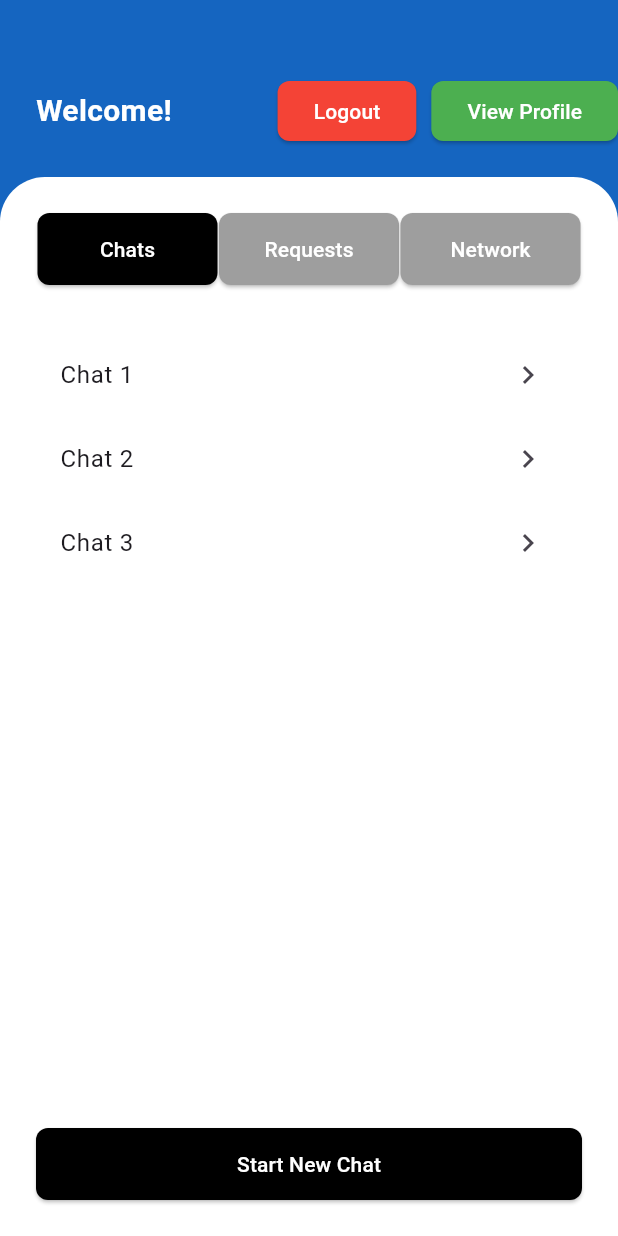
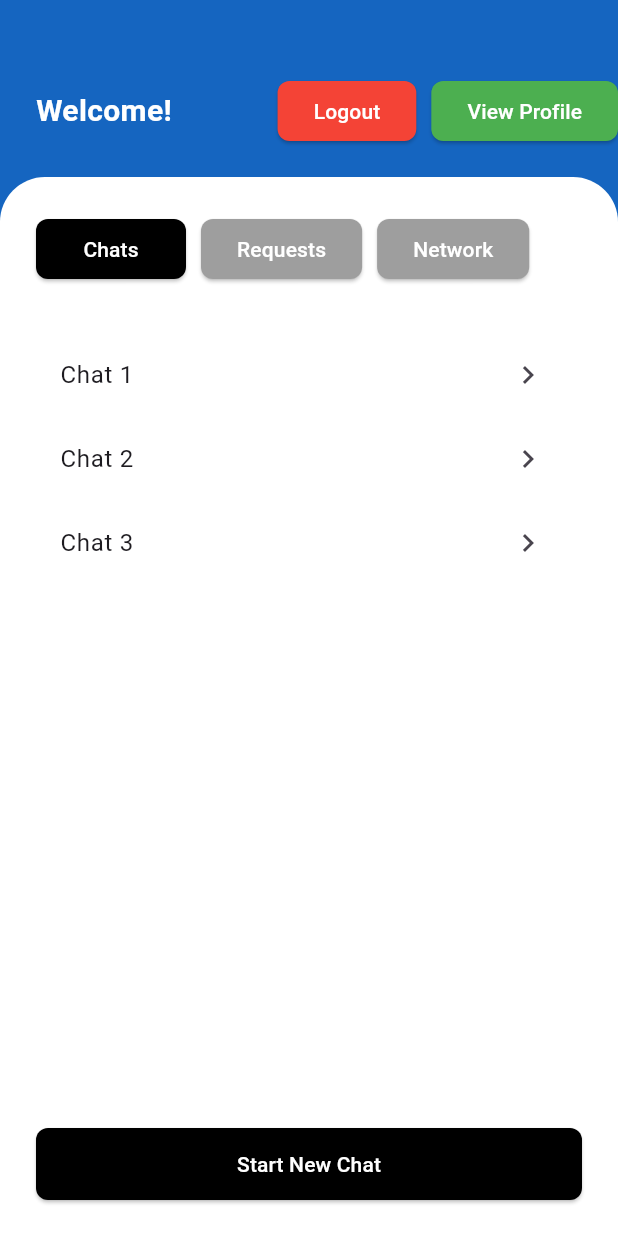
Before and after one commit to 0211Abhay/CPMAD-SkillConnect, a Flutter app: the screen it shows once a user with an empty profile is signed in, on a phone screen of 412 x 824 dp. Run offline on Flutter 3.47's test engine with Material 3 defaults, Android fonts, the phone set to English and light mode, and no system bars; our stand-ins replace cloud_firestore, firebase_auth, firebase_core, get_storage; accounts and stored records are empty.

Commit message:
Update home_page.dart

```diff
--- a/lib/screens/home_page.dart
+++ b/lib/screens/home_page.dart
@@ -32,7 +32,12 @@ class _HomePageState extends State<HomePage> {
   @override
   Widget build(BuildContext context) {
     return Scaffold(
-      body: Container(
+      body: LayoutBuilder(
+        builder: (context, constraints) {
+          // Calculate the screen width
+          bool isWideScreen = constraints.maxWidth > 600;
+
+          return Container(
             height: MediaQuery.of(context).size.height,
             decoration: BoxDecoration(
               color: Colors.blue[800],
@@ -91,7 +96,6 @@ class _HomePageState extends State<HomePage> {
                         const SizedBox(width: 10),
                         ElevatedButton(
                           onPressed: () {
-                        // Navigate to the ProfilePage
                             Navigator.push(
                               context,
                               MaterialPageRoute(builder: (context) => ProfilePage()), // Add ProfilePage here
@@ -126,9 +130,10 @@ class _HomePageState extends State<HomePage> {
                         crossAxisAlignment: CrossAxisAlignment.start,
                         children: [
                           Row(
-                        mainAxisAlignment: MainAxisAlignment.spaceEvenly,
+                            mainAxisAlignment: isWideScreen
+                                ? MainAxisAlignment.spaceEvenly
+                                : MainAxisAlignment.start,
                             children: [
-                          // Chats Button
                               ElevatedButton(
                                 onPressed: () {
                                   setState(() {
@@ -142,10 +147,12 @@ class _HomePageState extends State<HomePage> {
                                   shape: RoundedRectangleBorder(
                                     borderRadius: BorderRadius.circular(8),
                                   ),
-                              minimumSize: const Size(120, 48),
+                                  minimumSize: isWideScreen
+                                      ? const Size(120, 48)
+                                      : const Size(100, 40),
                                 ),
                               ),
-                          // Requests Button
+                              const SizedBox(width: 10),
                               ElevatedButton(
                                 onPressed: () {
                                   setState(() {
@@ -159,10 +166,12 @@ class _HomePageState extends State<HomePage> {
                                   shape: RoundedRectangleBorder(
                                     borderRadius: BorderRadius.circular(8),
                                   ),
-                              minimumSize: const Size(120, 48),
+                                  minimumSize: isWideScreen
+                                      ? const Size(120, 48)
+                                      : const Size(100, 40),
                                 ),
                               ),
-                          // Network Button
+                              const SizedBox(width: 10),
                               ElevatedButton(
                                 onPressed: () {
                                   setState(() {
@@ -176,7 +185,9 @@ class _HomePageState extends State<HomePage> {
                                   shape: RoundedRectangleBorder(
                                     borderRadius: BorderRadius.circular(8),
                                   ),
-                              minimumSize: const Size(120, 48),
+                                  minimumSize: isWideScreen
+                                      ? const Size(120, 48)
+                                      : const Size(100, 40),
                                 ),
                               ),
                             ],
@@ -209,7 +220,6 @@ class _HomePageState extends State<HomePage> {
                             ),
                           ),
                           const SizedBox(height: 20),
-                      // Action Button with similar styling
                           SizedBox(
                             width: double.infinity,
                             height: 48,
@@ -246,6 +256,8 @@ class _HomePageState extends State<HomePage> {
                 ),
               ],
             ),
+          );
+        },
       ),
     );
   }
```
Lines whose indentation alone changed are shown as unchanged.
